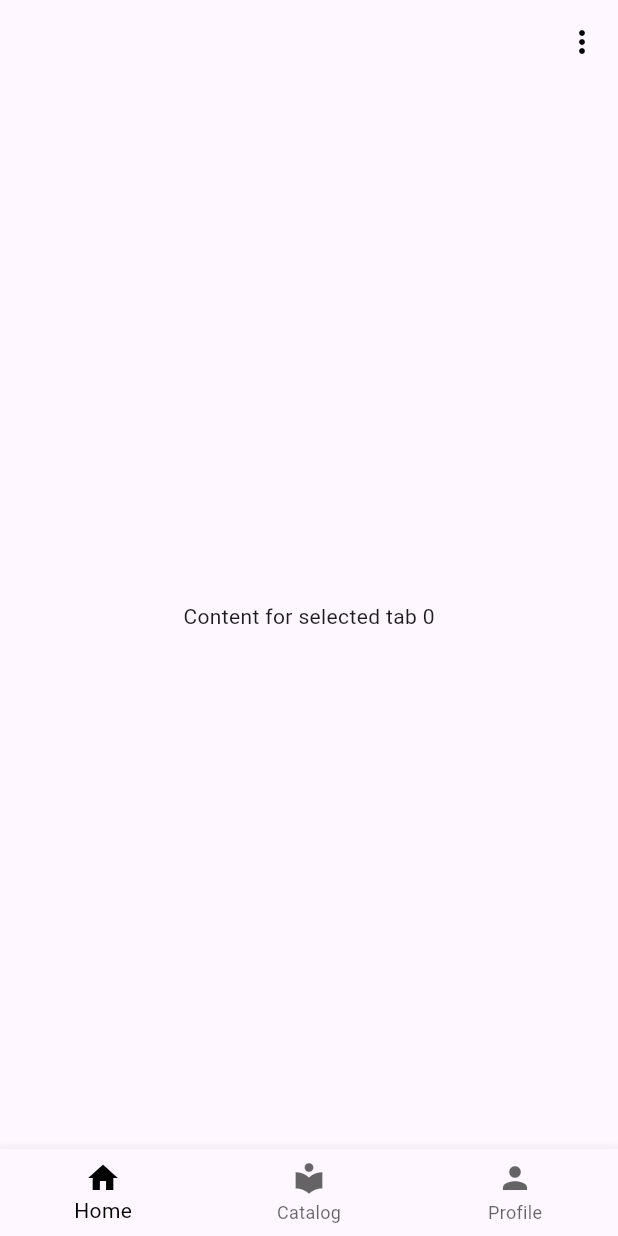
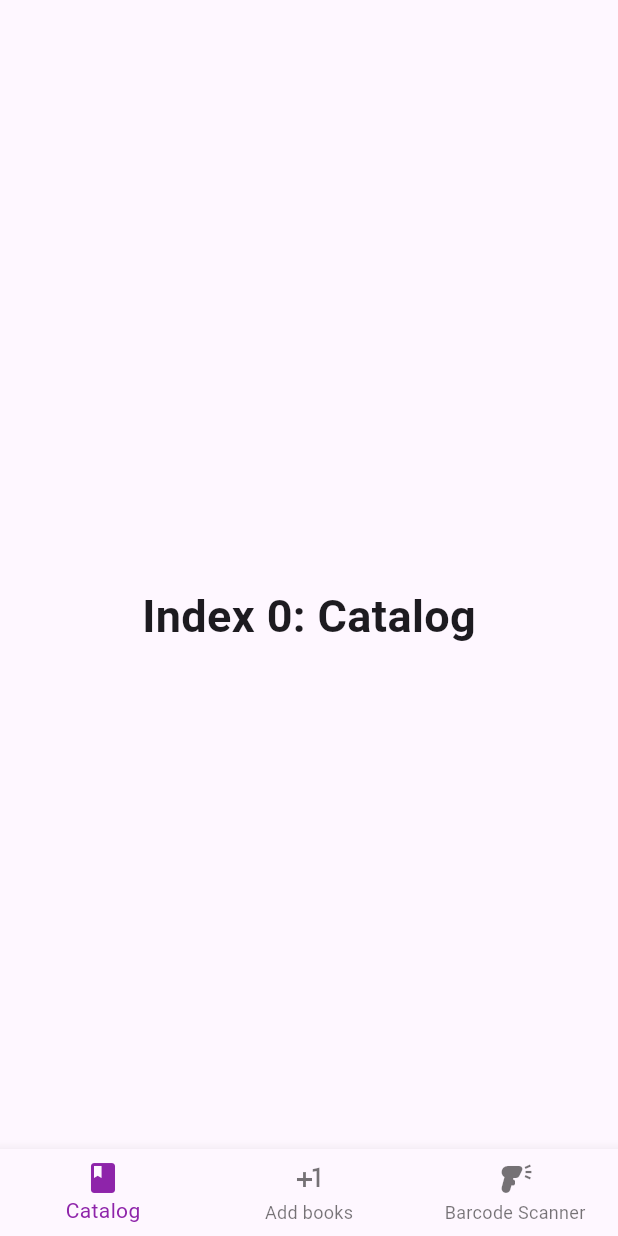
Before and after one commit to YanickdeWit04/L10-Bibl.io-flutter, a Flutter app: the screen it shows after launch, on a phone screen of 412 x 824 dp. Run offline on Flutter 3.47's test engine with Material 3 defaults, Android fonts, the phone set to English and light mode, and no system bars.

Commit message:
Navbar pushed

```diff
--- /dev/null
+++ b/lib/Navbar.dart
@@ -0,0 +1,71 @@
+import 'package:flutter/material.dart';
+
+void main() => runApp(const Navbar());
+
+class Navbar extends StatelessWidget {
+  const Navbar({Key? key}) : super(key: key);
+
+  @override
+  Widget build(BuildContext context) {
+    return const MaterialApp(
+      home: NavbarExample(),
+    );
+  }
+}
+
+class NavbarExample extends StatefulWidget {
+  const NavbarExample({Key? key}) : super(key: key);
+
+  @override
+  State<NavbarExample> createState() => _NavbarExampleState();
+}
+
+class _NavbarExampleState extends State<NavbarExample> {
+  int _selectedIndex = 0;
+  static const TextStyle optionStyle =
+  TextStyle(fontSize: 30, fontWeight: FontWeight.bold);
+  static const List<Widget> _widgetOptions = <Widget>[
+    Text(
+      'Index 0: Catalog',
+      style: optionStyle,
+    ),
+    Text(
+      'Hallo je dikke vader'
+    ),
+  ];
+
+  void _onItemTapped(int index) {
+    setState(() {
+      _selectedIndex = index;
+    });
+  }
+
+  @override
+  Widget build(BuildContext context) {
+    return Scaffold(
+      appBar: AppBar(),
+      body: Center(
+        child: _widgetOptions.elementAt(_selectedIndex),
+      ),
+      bottomNavigationBar: BottomNavigationBar(
+        items: const <BottomNavigationBarItem>[
+          BottomNavigationBarItem(
+            icon: Icon(Icons.book),
+            label: 'Catalog',
+          ),
+          BottomNavigationBarItem(
+            icon: Icon(Icons.plus_one),
+            label: 'Add books',
+          ),
+          BottomNavigationBarItem(
+            icon: Icon(Icons.barcode_reader),
+            label: 'Barcode Scanner',
+          ),
+        ],
+        currentIndex: _selectedIndex,
+        selectedItemColor: Colors.purple[600],
+        onTap: _onItemTapped,
+      ),
+    );
+  }
+}
--- a/lib/main.dart
+++ b/lib/main.dart
@@ -1,4 +1,6 @@
+import 'package:biblio/CatalogPage.dart';
 import 'package:flutter/material.dart';
+import 'package:biblio/Navbar.dart';
 
 void main() {
   runApp(MyApp());
@@ -6,81 +8,10 @@
 
 class MyApp extends StatelessWidget {
   @override
-  Widget build(BuildContext context) {
+    Widget build(BuildContext context) {
     return MaterialApp(
-      theme: ThemeData(
-        appBarTheme: const AppBarTheme(
-          iconTheme: IconThemeData(color: Colors.black),
-          // Icon color in app bar
-        ),
-        bottomNavigationBarTheme: BottomNavigationBarThemeData(
-          selectedItemColor: Colors.black,
-          // Selected item color in navigation bar
-          unselectedItemColor: Colors.black
-              .withOpacity(0.6), // Unselected item color in navigation bar
-        ),
-      ),
-      home: MyHomePage(),
+      debugShowCheckedModeBanner: false,
+      home: Navbar(),
     );
   }
-}
-
-class MyHomePage extends StatefulWidget {
-  @override
-  _MyHomePageState createState() => _MyHomePageState();
-}
-
-class _MyHomePageState extends State<MyHomePage> {
-  int _currentIndex = 0;
-
-  @override
-  Widget build(BuildContext context) {
-    return Scaffold(
-      appBar: AppBar(
-        actions: [
-          PopupMenuButton<String>(
-            onSelected: (value) {
-              // Handle profile dropdown menu item selection
-              // You can add your logic here
-            },
-            itemBuilder: (BuildContext context) {
-              return [
-                const PopupMenuItem(
-                  value: 'profile',
-                  child: Text('Profile'),
-                ),
-                // Add more menu items as needed
-              ];
-            },
-          ),
-        ],
-      ),
-      body: Center(
-        child: Text('Content for selected tab $_currentIndex'),
-      ),
-      bottomNavigationBar: BottomNavigationBar(
-        currentIndex: _currentIndex,
-        onTap: (index) {
-          // Handle tab navigation
-          setState(() {
-            _currentIndex = index;
-          });
-        },
-        items: const [
-          BottomNavigationBarItem(
-            icon: Icon(Icons.home),
-            label: 'Home',
-          ),
-          BottomNavigationBarItem(
-            icon: Icon(Icons.local_library),
-            label: 'Catalog',
-          ),
-          BottomNavigationBarItem(
-            icon: Icon(Icons.person),
-            label: 'Profile',
-          ),
-        ],
-      ),
-    );
   }
-}
```
Also changed, not shown: lib/catalog.dart (deleted).
